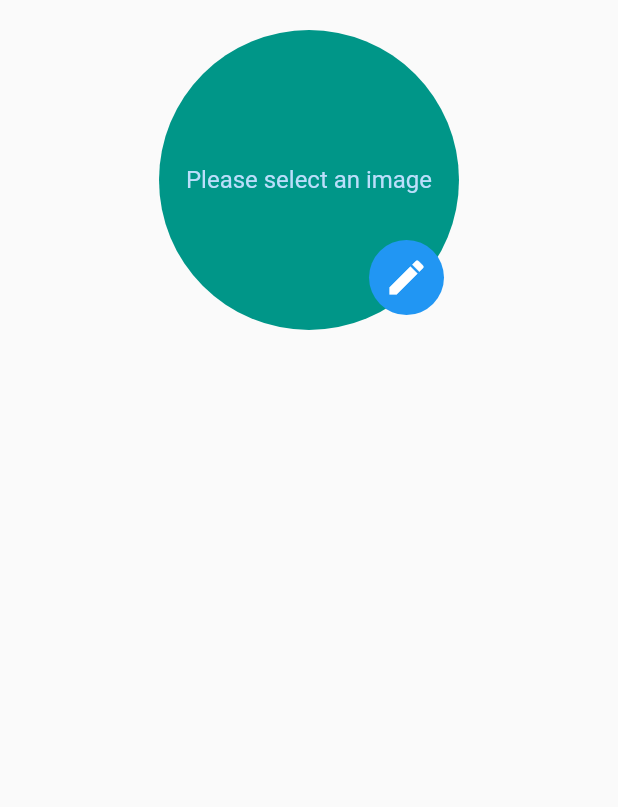
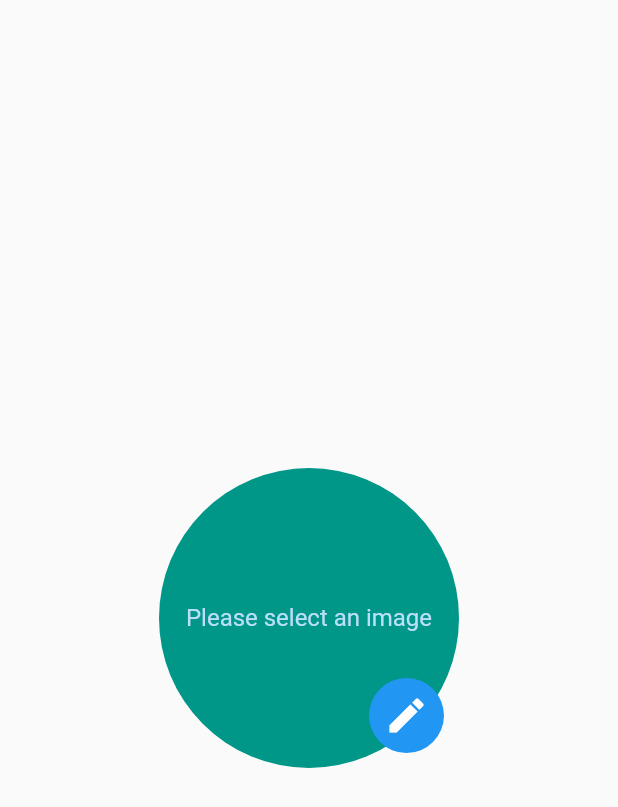
Before and after one commit to shaniyafernando/vet_me, a Flutter app: the ProfilePic widget shown alone on an empty page, opened directly, on a phone screen of 412 x 824 dp. Shown: the top 807 px of the screen. Run offline on Flutter 3.47's test engine with Material 2 defaults, Android fonts, the phone set to English and light mode, and no system bars; our stand-ins replace firebase_core, google_fonts, image_picker, mask_text_input_formatter; missing offline and left inert: flutter_advanced_avatar; accounts and stored records are empty.

Commit message:
Altered profile_pic.dart

```diff
--- a/lib/screens/widgets/profile_pic.dart
+++ b/lib/screens/widgets/profile_pic.dart
@@ -39,16 +39,17 @@ class _ProfilePicState extends State<ProfilePic> {
 
   @override
   Widget build(BuildContext context) {
-    return Scaffold(
-      body: Padding(
-        padding: const EdgeInsets.symmetric(horizontal: 20, vertical: 20),
-        child: ListView(
-          children: <Widget>[
-            imageProfile(),
-          ],
-        ),
-      ),
-    );
+    return imageProfile();
+    // return Scaffold(
+    //   body: Padding(
+    //     padding: const EdgeInsets.symmetric(horizontal: 20, vertical: 20),
+    //     child: ListView(
+    //       children: <Widget>[
+    //         imageProfile(),
+    //       ],
+    //     ),
+    //   ),
+    // );
   }
   Widget imageProfile() {
     return Center(
```
